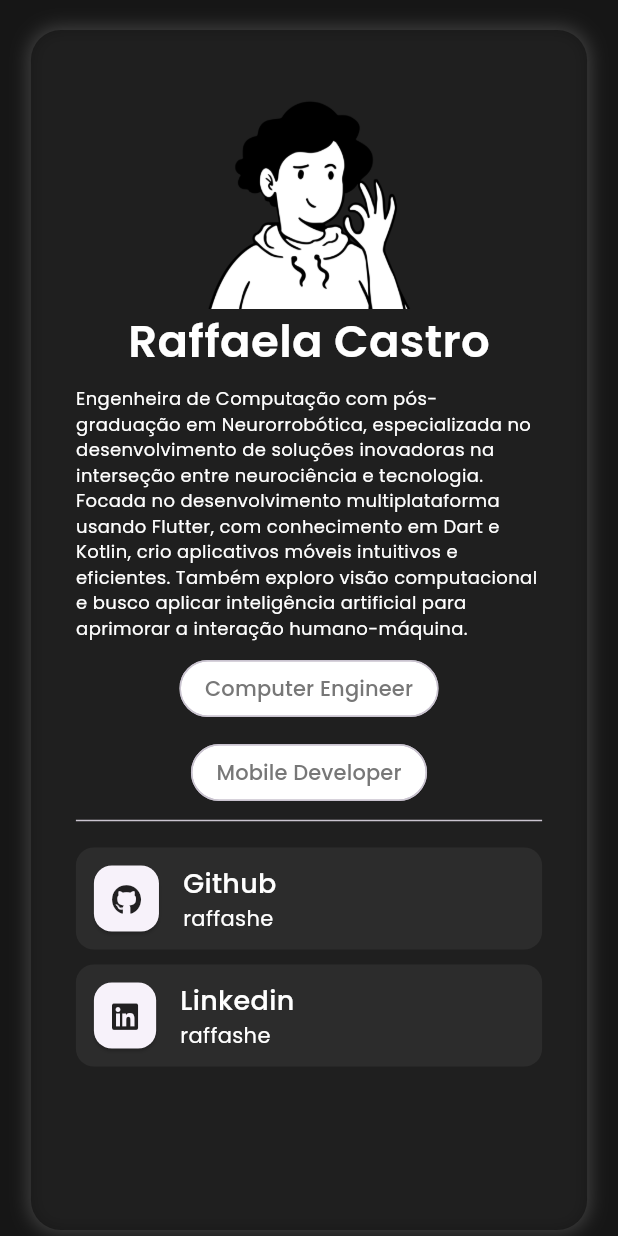
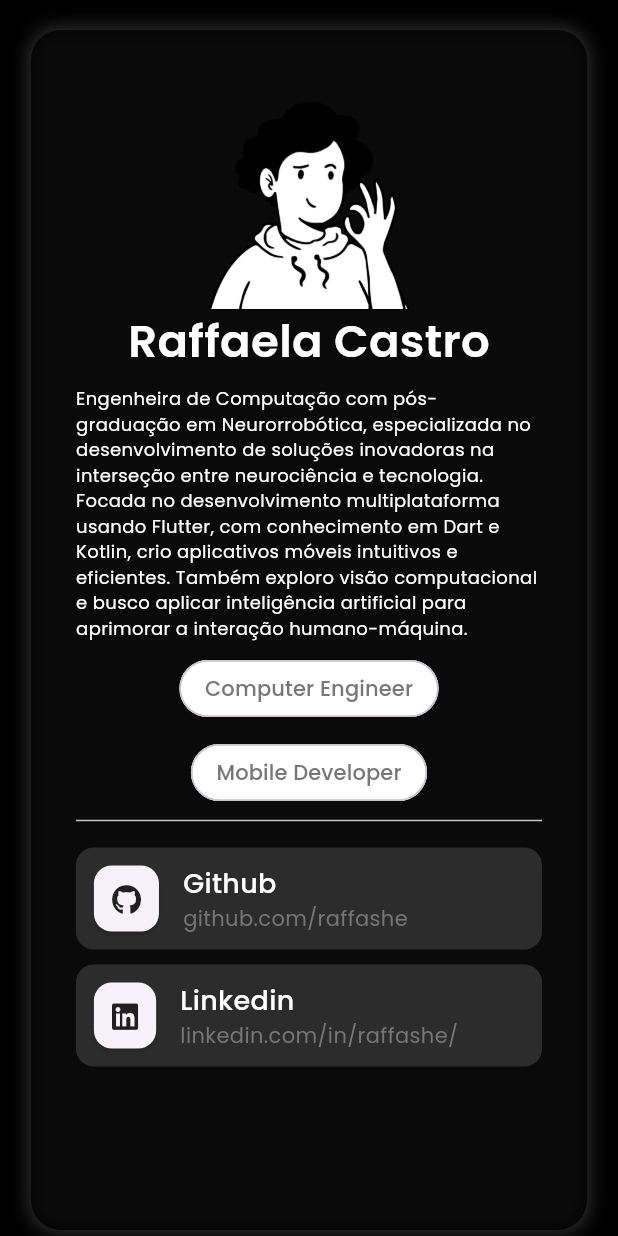
Before and after one commit to raffashe/website, a Flutter app: the screen it shows after launch, on a phone screen of 412 x 824 dp. Run offline on Flutter 3.47's test engine with Material 3 defaults, Android fonts, the phone set to English and light mode, and no system bars; our stand-ins replace flutter_svg, font_awesome_flutter, velocity_x.

Commit message:
refactor: :fire: Fixing background color and refactoring unnecessary code
Fixing background color and refactoring unnecessary code

Fixing background color and refactoring unnecessary code

```diff
--- a/lib/core/constants/animated_contact.dart
+++ b/lib/core/constants/animated_contact.dart
@@ -1,5 +1,6 @@
 import 'package:flutter/material.dart';
 import 'package:font_awesome_flutter/font_awesome_flutter.dart';
+import 'package:raffashe/core/constants/style_text.dart';
 
 import 'decoration_style.dart';
 
@@ -57,16 +58,11 @@ class _AnimatedContactState extends State<AnimatedContact> {
               children: [
                 Text(
                   widget.title,
-                  style: const TextStyle(
-                    fontSize: 18.0,
-                    fontWeight: FontWeight.w500,
-                  ),
+                  style: TextStylesConst.titleTextStyle,
                 ),
                 Text(
                   widget.subtitle,
-                  style: const TextStyle(
-                    fontSize: 14.0,
-                  ),
+                  style: TextStylesConst.subtitleTextStyle,
                 ),
               ],
             ),
--- a/lib/core/constants/decoration_style.dart
+++ b/lib/core/constants/decoration_style.dart
@@ -4,7 +4,7 @@ import 'package:raffashe/core/constants/colors.dart';
 class DecorationStyle {
   static BoxDecoration containerDecoration(double opacity) {
     return BoxDecoration(
-      color: AppColors.bg200.withOpacity(opacity),
+      color: AppColors.bg100.withOpacity(opacity),
       borderRadius: BorderRadius.circular(20.0),
       boxShadow: [
         BoxShadow(
--- a/lib/features/portfolio/presentation/screens/about.dart
+++ b/lib/features/portfolio/presentation/screens/about.dart
@@ -97,13 +97,13 @@ class _AboutState extends State<About> {
               AnimatedContact(
                 iconData: FontAwesomeIcons.github,
                 title: "Github",
-                subtitle: "raffashe",
+                subtitle: "github.com/raffashe",
                 onTap: () => _launchURL('https://github.com/raffashe'),
               ),
               AnimatedContact(
                 iconData: FontAwesomeIcons.linkedin,
                 title: "Linkedin",
-                subtitle: "raffashe",
+                subtitle: "linkedin.com/in/raffashe/",
                 onTap: () =>
                     _launchURL('https://www.linkedin.com/in/raffashe/'),
               ),
--- a/lib/main.dart
+++ b/lib/main.dart
@@ -15,18 +15,7 @@ class MyApp extends StatelessWidget {
       debugShowCheckedModeBanner: false,
       title: 'Raffashe',
       theme: ThemeData(
-        primaryColor: AppColors.primary100,
-        canvasColor: AppColors.bg100,
-        scaffoldBackgroundColor: AppColors.bg200,
-        hintColor: AppColors.accent100,
-        textTheme: const TextTheme(
-          bodyLarge: TextStyle(color: AppColors.text200),
-          bodyMedium: TextStyle(color: AppColors.text100),
-        ),
-        appBarTheme: const AppBarTheme(
-          backgroundColor: AppColors.bg300,
-          iconTheme: IconThemeData(color: AppColors.text100),
-        ),
+        scaffoldBackgroundColor: AppColors.bg100,
         useMaterial3: true,
         fontFamily: "custom",
       ),
```
Also changed, not shown: 1 other file.
